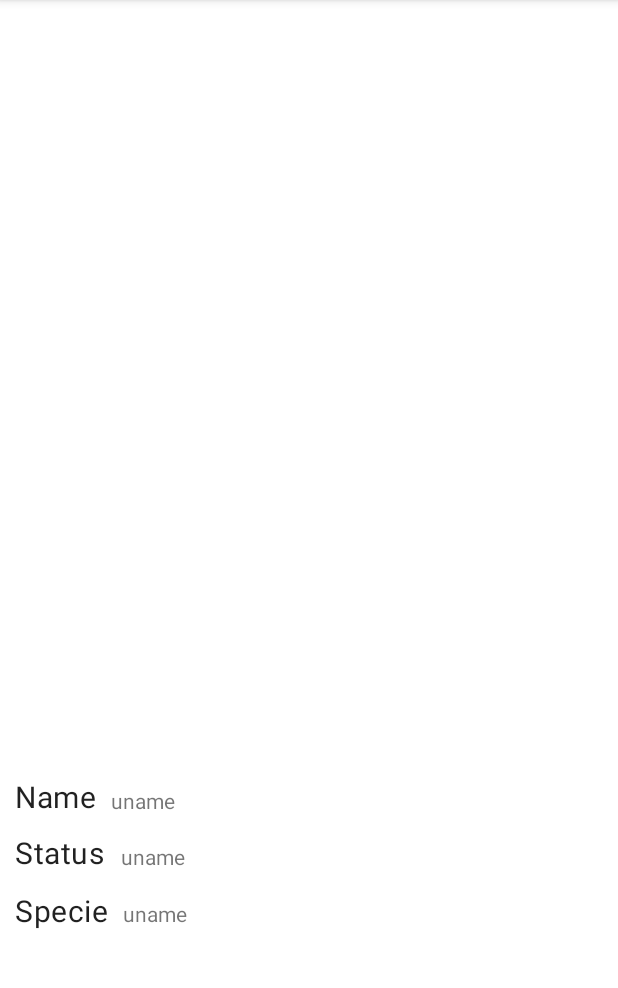
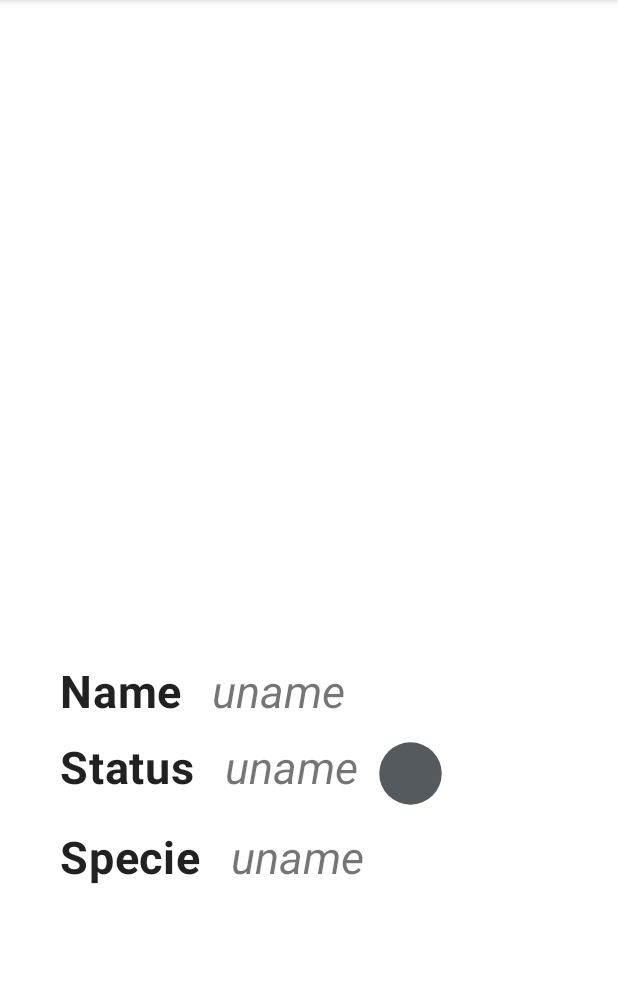
Before and after one commit to jassonkm/ChallengeRickAndMorty, an Android app: the fragment CharacterFragment placed in its activity, on a phone screen of 412 x 824 dp, the part 84-1072 px from its top. Run offline under Robolectric (Android 15) with nearby library versions, the phone set to English and light mode, and no system bars; our stand-ins replace Dagger/Hilt's generated code; 10 statements that could not run were skipped.

Commit message:
Ajuste: -Se realizaron mejoras al diseño del detalle de personajes

```diff
--- a/app/src/main/java/com/example/rickandmortychallenge/ui/fragment/CharacterFragment.kt
+++ b/app/src/main/java/com/example/rickandmortychallenge/ui/fragment/CharacterFragment.kt
@@ -40,6 +40,11 @@ class CharacterFragment : Fragment(R.layout.fragment_character) {
         characterStatusTv.text = character.status
         val specie="${character.type} ${character.species}"
         characterSpeciesTv.text = specie
+        when(character.status){
+            "Alive" -> statusDetailImg.setImageResource(R.drawable.ic_live)
+            "Dead" -> statusDetailImg.setImageResource(R.drawable.ic_dead)
+            else -> statusDetailImg.setImageResource(R.drawable.ic_unknown)
+        }
         Log.e( "setDetail: ",""+character.species )
         Log.e( "setDetail: ",""+character.type )
 
--- a/app/src/main/res/layout/fragment_character.xml
+++ b/app/src/main/res/layout/fragment_character.xml
@@ -1,6 +1,6 @@
 <?xml version="1.0" encoding="utf-8"?>
 
-<androidx.constraintlayout.widget.ConstraintLayout xmlns:android="http://schemas.android.com/apk/res/android"
+<LinearLayout xmlns:android="http://schemas.android.com/apk/res/android"
     xmlns:app="http://schemas.android.com/apk/res-auto"
     xmlns:tools="http://schemas.android.com/tools"
     android:layout_width="match_parent"
@@ -9,99 +9,115 @@
     android:transitionName="@string/transition_card_view"
     tools:context="ui.fragment.CharacterFragment">
 
-
+    <androidx.cardview.widget.CardView
+        android:layout_width="match_parent"
+        android:layout_height="match_parent"
+        app:cardPreventCornerOverlap="true"
+        app:cardCornerRadius="10dp"
+        android:layout_margin="30dp">
         <ImageView
             android:id="@+id/character_img"
-        android:layout_width="0dp"
-        android:layout_height="0dp"
-        android:layout_marginStart="5dp"
-        android:layout_marginEnd="5dp"
-        android:layout_marginBottom="10dp"
-        app:layout_constraintBottom_toTopOf="@+id/character_fragment_nameTitle"
-        app:layout_constraintEnd_toEndOf="parent"
-        app:layout_constraintStart_toStartOf="parent"
-        app:layout_constraintTop_toTopOf="parent" />
+            android:layout_width="match_parent"
+            android:layout_height="match_parent"
+            android:layout_marginBottom="350dp"
+            />
+        <LinearLayout
+            android:layout_width="match_parent"
+            android:layout_height="match_parent"
+            android:orientation="vertical"
+            android:layout_marginTop="400dp">
 
-    <com.google.android.material.textview.MaterialTextView
-        android:id="@+id/character_fragment_nameTitle"
+            <LinearLayout
+                android:layout_width="match_parent"
+                android:layout_height="wrap_content"
+                android:layout_marginStart="10dp"
+                android:layout_marginTop="10dp"
+                android:layout_marginEnd="10dp"
+                android:orientation="horizontal">
+
+                <TextView
                     android:layout_width="wrap_content"
                     android:layout_height="wrap_content"
-        android:layout_marginStart="10dp"
-        android:layout_marginEnd="10dp"
-        android:layout_marginBottom="10dp"
                     android:text="@string/name"
+                    android:textStyle="bold"
                     android:textAppearance="?attr/textAppearanceBody2"
-        android:textSize="20dp"
-        app:layout_constraintBottom_toTopOf="@+id/character_fragment_statusTitle"
-        app:layout_constraintEnd_toStartOf="@+id/character_name_tv"
-        app:layout_constraintStart_toStartOf="parent"
-        app:layout_constraintTop_toBottomOf="@+id/character_img" />
+                    android:textSize="30dp"
+                     />
 
-    <com.google.android.material.textview.MaterialTextView
+                <TextView
+                    android:textStyle="italic"
                     android:id="@+id/character_name_tv"
-        android:layout_width="0dp"
-        android:layout_height="wrap_content"
-        android:layout_marginBottom="1dp"
-        android:ellipsize="end"
-        android:maxLines="1"
-        android:text="@string/uname"
-        app:layout_constraintBottom_toBottomOf="@+id/character_fragment_nameTitle"
-        app:layout_constraintEnd_toEndOf="parent"
-        app:layout_constraintStart_toEndOf="@+id/character_fragment_nameTitle" />
-
-    <com.google.android.material.textview.MaterialTextView
-        android:id="@+id/character_fragment_statusTitle"
                     android:layout_width="wrap_content"
                     android:layout_height="wrap_content"
+                    android:layout_marginStart="20dp"
+                    android:textSize="30dp"
+                    android:text="@string/uname" />
+
+            </LinearLayout>
+            <LinearLayout
+                android:layout_width="match_parent"
+                android:layout_height="wrap_content"
                 android:layout_marginStart="10dp"
-        android:layout_marginEnd="11dp"
-        android:layout_marginBottom="11dp"
+                android:layout_marginTop="10dp"
+                android:layout_marginEnd="10dp"
+                android:orientation="horizontal">
+
+                <TextView
+                    android:textStyle="bold"
+                    android:layout_width="wrap_content"
+                    android:layout_height="wrap_content"
                     android:text="@string/status"
                     android:textAppearance="?attr/textAppearanceBody2"
-        android:textSize="20dp"
-        app:layout_constraintBottom_toTopOf="@+id/character_fragment_speciesTitle"
-        app:layout_constraintEnd_toStartOf="@+id/character_status_tv"
-        app:layout_constraintStart_toStartOf="parent"
-        app:layout_constraintTop_toBottomOf="@+id/character_fragment_nameTitle" />
+                    android:textSize="30dp"
+                    />
 
-    <com.google.android.material.textview.MaterialTextView
+                <TextView
                     android:id="@+id/character_status_tv"
-        android:layout_width="0dp"
-        android:layout_height="wrap_content"
-        android:layout_marginEnd="1dp"
-        android:layout_marginBottom="1dp"
-        android:ellipsize="end"
-        android:maxLines="1"
-        android:text="@string/uname"
-        app:layout_constraintBottom_toBottomOf="@+id/character_fragment_statusTitle"
-        app:layout_constraintEnd_toEndOf="parent"
-        app:layout_constraintStart_toEndOf="@+id/character_fragment_statusTitle" />
-
-    <com.google.android.material.textview.MaterialTextView
-        android:id="@+id/character_fragment_speciesTitle"
                     android:layout_width="wrap_content"
                     android:layout_height="wrap_content"
+                    android:layout_marginStart="20dp"
+                    android:textStyle="italic"
+                    android:textSize="30dp"
+                    android:text="@string/uname" />
+                <androidx.appcompat.widget.AppCompatImageView
+                    android:layout_width="50dp"
+                    android:id="@+id/status_detail_img"
+                    android:layout_height="50dp"
+                    android:layout_marginStart="10dp"/>
+
+            </LinearLayout>
+            <LinearLayout
+                android:layout_width="match_parent"
+                android:layout_height="wrap_content"
                 android:layout_marginStart="10dp"
+                android:layout_marginTop="10dp"
                 android:layout_marginEnd="10dp"
-        android:layout_marginBottom="147dp"
+                android:orientation="horizontal">
+
+                <TextView
+                    android:layout_width="wrap_content"
+                    android:layout_height="wrap_content"
                     android:text="@string/specie"
+                    android:textStyle="bold"
                     android:textAppearance="?attr/textAppearanceBody2"
-        android:textSize="20dp"
-        app:layout_constraintBottom_toBottomOf="parent"
-        app:layout_constraintEnd_toStartOf="@+id/character_species_tv"
-        app:layout_constraintStart_toStartOf="parent"
-        app:layout_constraintTop_toBottomOf="@+id/character_fragment_statusTitle" />
+                    android:textSize="30dp"
+                    />
 
-    <com.google.android.material.textview.MaterialTextView
+                <TextView
                     android:id="@+id/character_species_tv"
-        android:layout_width="0dp"
+                    android:layout_width="wrap_content"
                     android:layout_height="wrap_content"
-        android:ellipsize="end"
-        android:maxLines="1"
-        android:text="@string/uname"
-        app:layout_constraintBaseline_toBaselineOf="@+id/character_fragment_speciesTitle"
-        app:layout_constraintEnd_toEndOf="parent"
-        app:layout_constraintStart_toEndOf="@+id/character_fragment_speciesTitle" />
+                    android:layout_marginStart="20dp"
+                    android:textStyle="italic"
+                    android:textSize="30dp"
+                    android:text="@string/uname" />
+
+            </LinearLayout>
 
 
-</androidx.constraintlayout.widget.ConstraintLayout>
+        </LinearLayout>
+
+    </androidx.cardview.widget.CardView>
+
+
+</LinearLayout>
```
Lines whose indentation alone changed are shown as unchanged.
